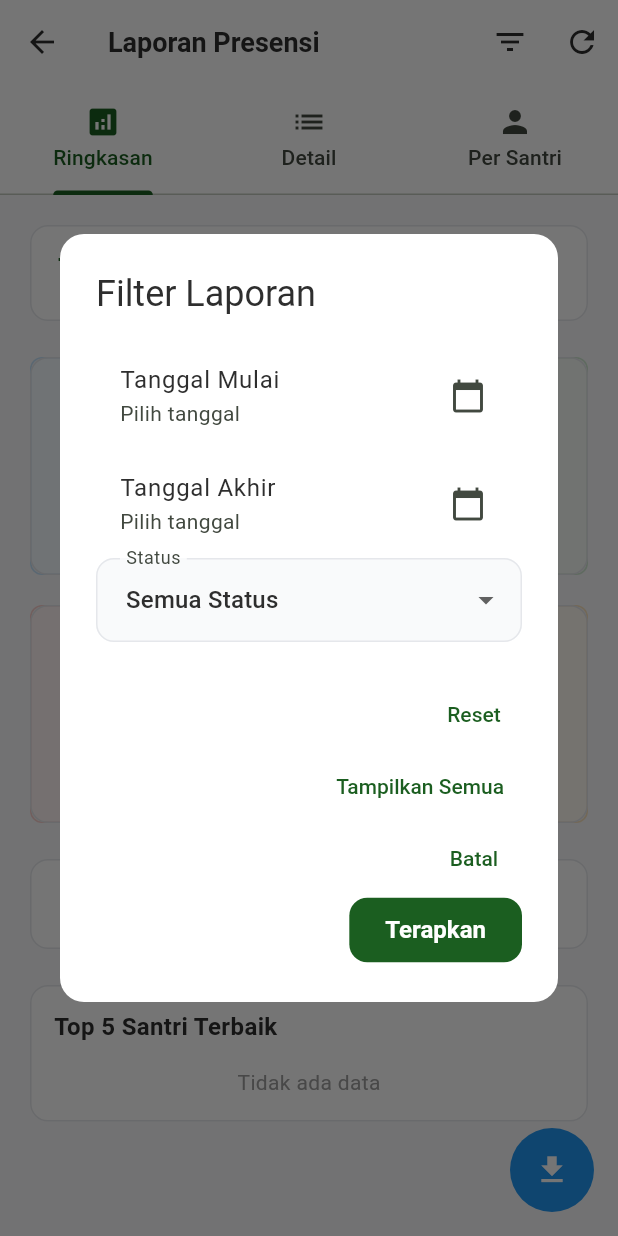
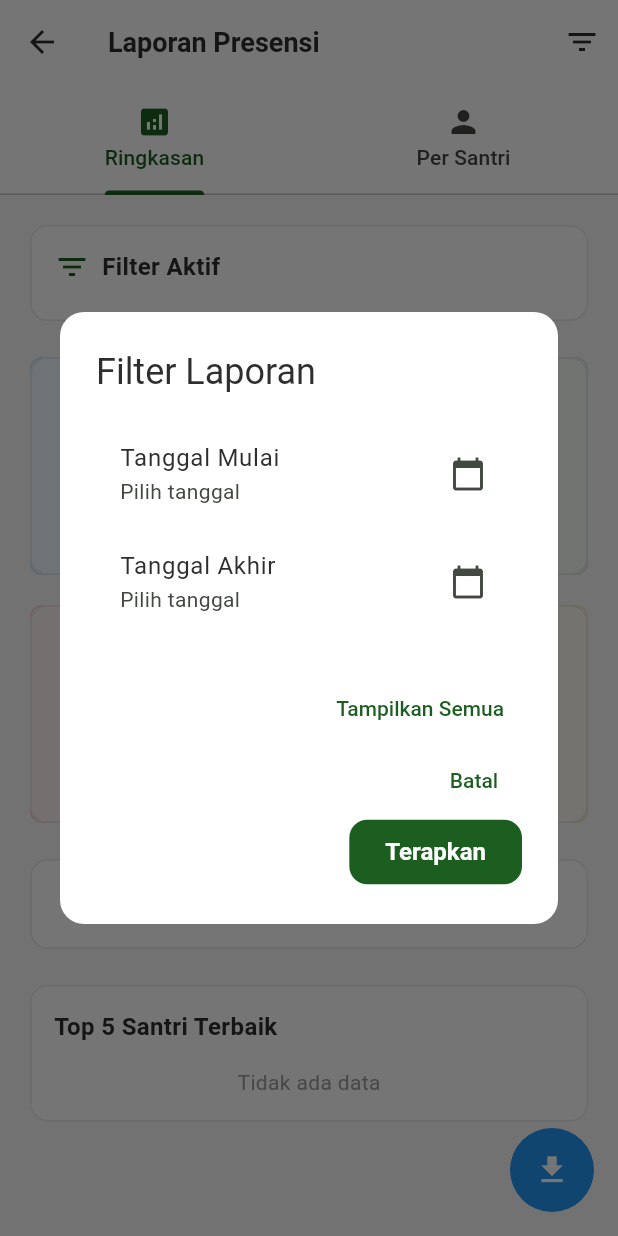
Before and after one commit to padukadafa/sisantri, a Flutter app: the AttendanceReportPage screen opened directly, after a tap on the "filter list" icon, on a phone screen of 412 x 824 dp. Run offline on Flutter 3.47's test engine with Material 3 defaults, Android fonts, the phone set to English and light mode, and no system bars; our stand-ins replace cloud_firestore, equatable, firebase_auth, firebase_core, firebase_messaging, flutter_easyloading and 6 more; missing offline and left inert: excel, nfc_manager; accounts and stored records are empty; Roboto replaces fonts that are missing (Poppins).

Commit message:
refactor: Simplify AttendanceReportPage by removing detail tab and associated logic

```diff
--- a/lib/features/admin/attendance_management/presentation/pages/attendance_report_page.dart
+++ b/lib/features/admin/attendance_management/presentation/pages/attendance_report_page.dart
@@ -217,7 +217,7 @@ class _AttendanceReportPageState extends ConsumerState<AttendanceReportPage>
   @override
   void initState() {
     super.initState();
-    _tabController = TabController(length: 3, vsync: this);
+    _tabController = TabController(length: 2, vsync: this);
   }
 
   @override
@@ -239,18 +239,11 @@ class _AttendanceReportPageState extends ConsumerState<AttendanceReportPage>
             icon: const Icon(Icons.filter_list),
             onPressed: () => _showFilterDialog(context),
           ),
-          IconButton(
-            icon: const Icon(Icons.refresh),
-            onPressed: () {
-              ref.invalidate(attendanceReportProvider);
-            },
-          ),
         ],
         bottom: TabBar(
           controller: _tabController,
           tabs: const [
             Tab(text: 'Ringkasan', icon: Icon(Icons.analytics)),
-            Tab(text: 'Detail', icon: Icon(Icons.list)),
             Tab(text: 'Per Santri', icon: Icon(Icons.person)),
           ],
         ),
@@ -260,9 +253,7 @@ class _AttendanceReportPageState extends ConsumerState<AttendanceReportPage>
         children: [
           // Tab 1: Summary
           _buildSummaryTab(reportAsync),
-          // Tab 2: Detail records
-          _buildDetailTab(reportAsync),
-          // Tab 3: Per Santri
+          // Tab 2: Per Santri
           _buildUserSummaryTab(reportAsync),
         ],
       ),
@@ -303,65 +294,6 @@ class _AttendanceReportPageState extends ConsumerState<AttendanceReportPage>
           );
         },
       ),
-    );
-  }
-
-  Widget _buildDetailTab(AsyncValue<Map<String, dynamic>> reportAsync) {
-    return reportAsync.when(
-      loading: () => const Center(child: CircularProgressIndicator()),
-      error: (error, stack) => _buildErrorWidget(error.toString()),
-      data: (data) {
-        final records = data['attendanceRecords'] as List<PresensiModel>;
-        final users = data['users'] as List<UserModel>;
-
-        if (records.isEmpty) {
-          return RefreshIndicator(
-            onRefresh: () async {
-              ref.invalidate(attendanceReportProvider);
-            },
-            child: const SingleChildScrollView(
-              physics: AlwaysScrollableScrollPhysics(),
-              child: Center(
-                child: Column(
-                  mainAxisAlignment: MainAxisAlignment.center,
-                  children: [
-                    Icon(Icons.inbox, size: 64, color: Colors.grey),
-                    SizedBox(height: 16),
-                    Text(
-                      'Tidak ada data presensi',
-                      style: TextStyle(fontSize: 16, color: Colors.grey),
-                      textAlign: TextAlign.center,
-                    ),
-                  ],
-                ),
-              ),
-            ),
-          );
-        }
-
-        return RefreshIndicator(
-          onRefresh: () async {
-            ref.invalidate(attendanceReportProvider);
-          },
-          child: ListView.builder(
-            padding: const EdgeInsets.all(16),
-            itemCount: records.length,
-            itemBuilder: (context, index) {
-              final record = records[index];
-              final user = users.firstWhere(
-                (u) => u.id == record.userId,
-                orElse: () => UserModel(
-                  id: record.userId,
-                  nama: 'Unknown User',
-                  email: '',
-                  role: 'santri',
-                ),
-              );
-              return _buildAttendanceRecordCard(record, user);
-            },
-          ),
-        );
-      },
     );
   }
 
@@ -689,44 +621,6 @@ class _AttendanceReportPageState extends ConsumerState<AttendanceReportPage>
     );
   }
 
-  Widget _buildAttendanceRecordCard(PresensiModel record, UserModel user) {
-    return Card(
-      margin: const EdgeInsets.only(bottom: 8),
-      child: ListTile(
-        leading: CircleAvatar(
-          backgroundColor: record.status.color,
-          child: Icon(record.status.icon, color: Colors.white, size: 20),
-        ),
-        title: Text(user.nama),
-        subtitle: Column(
-          crossAxisAlignment: CrossAxisAlignment.start,
-          children: [
-            Text('Status: ${record.status.label}'),
-            if (record.keterangan?.isNotEmpty == true)
-              Text(
-                'Keterangan: ${record.keterangan}',
-                style: TextStyle(fontSize: 12, color: Colors.grey[600]),
-              ),
-          ],
-        ),
-        trailing: Column(
-          mainAxisAlignment: MainAxisAlignment.center,
-          crossAxisAlignment: CrossAxisAlignment.end,
-          children: [
-            Text(
-              DateFormat('dd/MM/yyyy').format(record.tanggal),
-              style: const TextStyle(fontSize: 12, fontWeight: FontWeight.bold),
-            ),
-            Text(
-              DateFormat('HH:mm').format(record.tanggal),
-              style: TextStyle(fontSize: 12, color: Colors.grey[600]),
-            ),
-          ],
-        ),
-      ),
-    );
-  }
-
   Widget _buildUserSummaryCard(Map<String, dynamic> userSummaryData) {
     final user = userSummaryData['user'] as UserModel;
     final totalRecords = userSummaryData['totalRecords'] as int;
@@ -842,18 +736,13 @@ class _AttendanceReportPageState extends ConsumerState<AttendanceReportPage>
 
   Future<void> _exportToExcel() async {
     try {
-      // Request storage permissions first (especially for Downloads access)
-
       if (Platform.isAndroid) {
-        // Check and request storage permissions
         final storageStatus = await Permission.storage.status;
 
         if (!storageStatus.isGranted) {
           final result = await Permission.storage.request();
 
-          if (!result.isGranted) {
-            // Storage permission denied, will use app-specific directory
-          }
+          if (!result.isGranted) {}
         }
 
         // For Android 11+ (API 30+), might need MANAGE_EXTERNAL_STORAGE for Downloads
@@ -939,7 +828,6 @@ class _AttendanceReportPageState extends ConsumerState<AttendanceReportPage>
       final santriSheet = excel['Per Santri'];
       _createSantriSummarySheet(santriSheet, userSummary);
 
-      // Save file to /storage/emulated/0/Download (public folder) if available
       Directory? directory;
       String directoryType = '';
 
@@ -1431,45 +1319,10 @@ class _FilterDialogState extends ConsumerState<_FilterDialog> {
               trailing: const Icon(Icons.calendar_today),
               onTap: () => _selectEndDate(),
             ),
-
-            // Status filter
-            DropdownButtonFormField<String?>(
-              decoration: const InputDecoration(
-                labelText: 'Status',
-                border: OutlineInputBorder(),
-              ),
-              value: _tempFilter.status,
-              items: const [
-                DropdownMenuItem(value: null, child: Text('Semua Status')),
-                DropdownMenuItem(value: 'Hadir', child: Text('Hadir')),
-                DropdownMenuItem(value: 'Alpha', child: Text('Alpha')),
-                DropdownMenuItem(value: 'Sakit', child: Text('Sakit')),
-                DropdownMenuItem(value: 'Izin', child: Text('Izin')),
-              ],
-              onChanged: (value) {
-                setState(() {
-                  _tempFilter = _tempFilter.copyWith(status: value);
-                });
-              },
-            ),
           ],
         ),
       ),
       actions: [
-        TextButton(
-          onPressed: () {
-            // Reset filter
-            setState(() {
-              final now = DateTime.now();
-              final startOfMonth = DateTime(now.year, now.month, 1);
-              _tempFilter = AttendanceReportFilter(
-                startDate: startOfMonth,
-                endDate: now,
-              );
-            });
-          },
-          child: const Text('Reset'),
-        ),
         TextButton(
           onPressed: () {
             // Show all data (no date filter)
```
